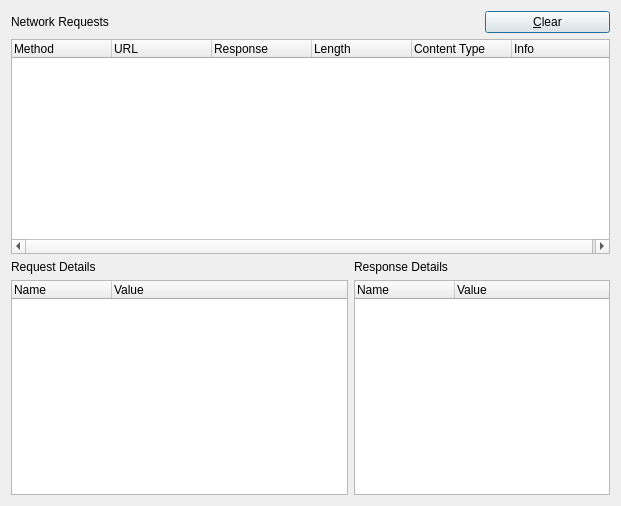
Above: src/networkmonitor/networkmonitor.ui from EndorphinBrowser/browser before the change. Below: the same form after it.
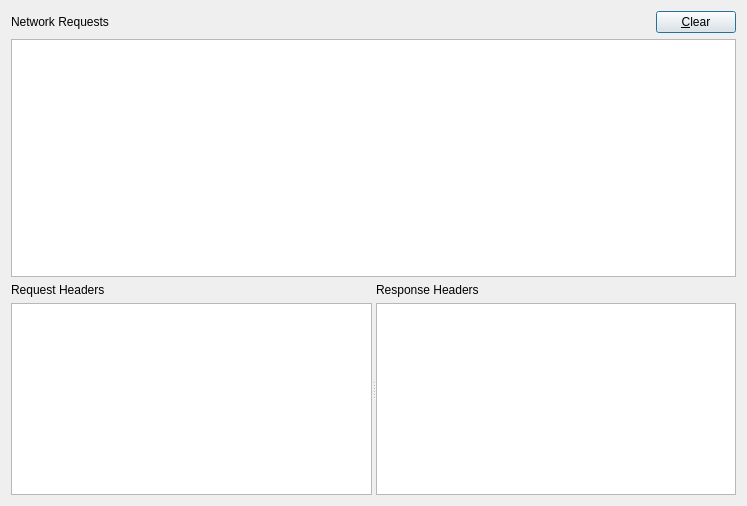
That is the form after the change.

Commit message: Rework network monitor to use QAbstractItemModel rather then widgets and to be a QDialog

Diff of the .ui file:
```diff
--- a/src/networkmonitor/networkmonitor.ui
+++ b/src/networkmonitor/networkmonitor.ui
@@ -6,7 +6,7 @@
    <rect>
     <x>0</x>
     <y>0</y>
-    <width>621</width>
+    <width>747</width>
     <height>506</height>
    </rect>
   </property>
@@ -14,100 +14,74 @@
    <string>Network Requests</string>
   </property>
   <layout class="QGridLayout" name="gridLayout">
+   <item row="2" column="0" colspan="2">
+    <widget class="QSplitter" name="splitter">
+     <property name="orientation">
+      <enum>Qt::Horizontal</enum>
+     </property>
+     <widget class="QWidget" name="layoutWidget">
+      <layout class="QVBoxLayout" name="verticalLayout_2">
+       <item>
+        <widget class="QLabel" name="label_2">
+         <property name="text">
+          <string>Request Headers</string>
+         </property>
+        </widget>
+       </item>
+       <item>
+        <widget class="QTableView" name="requestDetailsView">
+         <attribute name="verticalHeaderVisible">
+          <bool>false</bool>
+         </attribute>
+        </widget>
+       </item>
+      </layout>
+     </widget>
+     <widget class="QWidget" name="layoutWidget">
+      <layout class="QVBoxLayout" name="verticalLayout">
+       <item>
+        <widget class="QLabel" name="label_3">
+         <property name="text">
+          <string>Response Headers</string>
+         </property>
+        </widget>
+       </item>
+       <item>
+        <widget class="QTableView" name="responseDetailsView">
+         <attribute name="verticalHeaderVisible">
+          <bool>false</bool>
+         </attribute>
+        </widget>
+       </item>
+      </layout>
+     </widget>
+    </widget>
+   </item>
    <item row="0" column="0">
     <widget class="QLabel" name="label">
+     <property name="sizePolicy">
+      <sizepolicy hsizetype="Expanding" vsizetype="Preferred">
+       <horstretch>0</horstretch>
+       <verstretch>0</verstretch>
+      </sizepolicy>
+     </property>
      <property name="text">
       <string>Network Requests</string>
      </property>
     </widget>
    </item>
-   <item row="0" column="2">
+   <item row="0" column="1">
     <widget class="QPushButton" name="clearButton">
      <property name="text">
       <string>&amp;Clear</string>
      </property>
     </widget>
    </item>
-   <item row="1" column="0" colspan="3">
-    <widget class="QTreeWidget" name="requestList">
+   <item row="1" column="0" colspan="2">
+    <widget class="QTableView" name="requestList">
      <property name="alternatingRowColors">
       <bool>true</bool>
      </property>
-     <property name="rootIsDecorated">
-      <bool>false</bool>
-     </property>
-     <column>
-      <property name="text">
-       <string>Method</string>
-      </property>
-     </column>
-     <column>
-      <property name="text">
-       <string>URL</string>
-      </property>
-     </column>
-     <column>
-      <property name="text">
-       <string>Response</string>
-      </property>
-     </column>
-     <column>
-      <property name="text">
-       <string>Length</string>
-      </property>
-     </column>
-     <column>
-      <property name="text">
-       <string>Content Type</string>
-      </property>
-     </column>
-     <column>
-      <property name="text">
-       <string>Info</string>
-      </property>
-     </column>
-    </widget>
-   </item>
-   <item row="2" column="0">
-    <widget class="QLabel" name="label_2">
-     <property name="text">
-      <string>Request Details</string>
-     </property>
-    </widget>
-   </item>
-   <item row="2" column="1">
-    <widget class="QLabel" name="label_3">
-     <property name="text">
-      <string>Response Details</string>
-     </property>
-    </widget>
-   </item>
-   <item row="3" column="0">
-    <widget class="QTreeWidget" name="requestDetails">
-     <column>
-      <property name="text">
-       <string>Name</string>
-      </property>
-     </column>
-     <column>
-      <property name="text">
-       <string>Value</string>
-      </property>
-     </column>
-    </widget>
-   </item>
-   <item row="3" column="1" colspan="2">
-    <widget class="QTreeWidget" name="responseDetails">
-     <column>
-      <property name="text">
-       <string>Name</string>
-      </property>
-     </column>
-     <column>
-      <property name="text">
-       <string>Value</string>
-      </property>
-     </column>
     </widget>
    </item>
   </layout>
```
Left out of the diff: 10 changed lines with no effect on the pictures. The commit also changes 3 other files.
